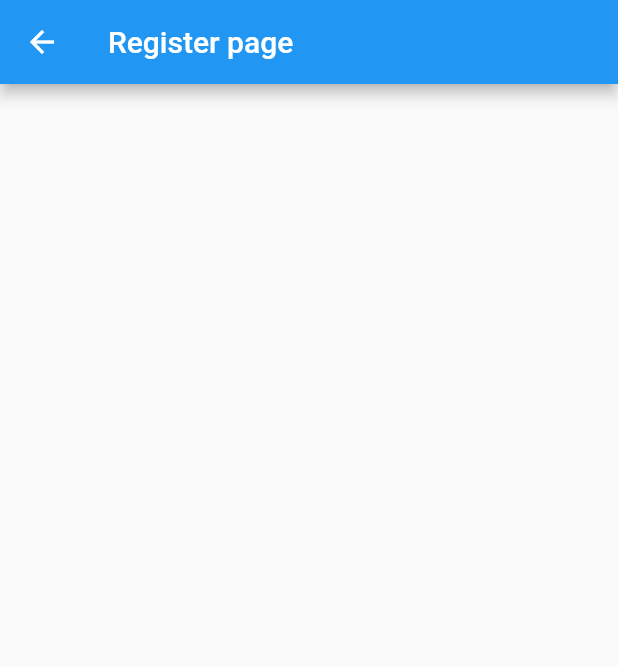
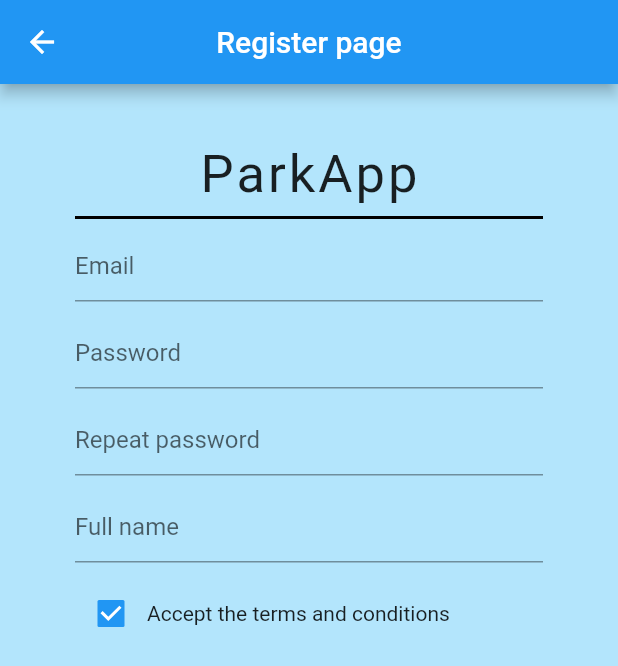
Before and after one commit to Bruseliuz/flutter_parkinggit, a Flutter app: the screen it shows after launch, after a tap on "Register", on a phone screen of 412 x 824 dp. Shown: the top 666 px of the screen. Run offline on Flutter 3.47's test engine with Material 2 defaults, Android fonts, the phone set to English and light mode, and no system bars; our stand-ins replace cloud_firestore, firebase_auth, flutter_spinkit, google_maps_flutter, location; accounts and stored records are empty.

Commit message:
Register Page

```diff
--- a/lib/register.dart
+++ b/lib/register.dart
@@ -6,11 +6,71 @@ class Register extends StatefulWidget {
 }
 
 class _RegisterState extends State<Register> {
+
+  bool checkBox = true;
+
   @override
   Widget build(BuildContext context) {
     return Scaffold(
+      backgroundColor: Colors.lightBlue[100],
       appBar: AppBar(
         title: Text('Register page'),
+        centerTitle: true
+      ),
+      body: Container(
+        padding: EdgeInsets.symmetric(vertical: 20.0, horizontal: 50.0),
+        child: Form(
+          child: Column(
+            children: <Widget>[
+              SizedBox(height: 20.0),
+              Text('ParkApp',
+              style: TextStyle(
+                fontSize: 35.0,
+                letterSpacing: 2.0,
+              ),
+              ),
+              Divider(
+                color: Colors.black,
+                thickness: 2.0,
+              ),
+              TextFormField(
+                decoration: InputDecoration(hintText: 'Email'),
+              ),
+              SizedBox(height: 10.0),
+              TextFormField(
+                decoration: InputDecoration(hintText: 'Password'),
+                obscureText: true,
+              ),
+              SizedBox(height: 10.0),
+              TextFormField(
+                decoration: InputDecoration(hintText: 'Repeat password'),
+                obscureText: true,
+              ),
+              SizedBox(height: 10.0),
+              TextFormField(
+                decoration: InputDecoration(hintText: 'Full name'),
+              ),
+              SizedBox(height: 10.0),
+              Container(
+                child: Row(
+                  children: <Widget>[
+                    Checkbox(
+                      value: checkBox,
+                      onChanged: (bool value) {
+                        setState(() {
+                          checkBox = !checkBox;
+                        });
+                      },
+                    ),
+                    Text(
+                        'Accept the terms and conditions'
+                    )
+                  ],
+                ),
+              )
+            ],
+          ),
+        )
       ),
     );
   }
--- a/lib/sign_in.dart
+++ b/lib/sign_in.dart
@@ -12,7 +12,7 @@ class _SignInState extends State<SignIn> {
     return Scaffold(
       appBar: AppBar(
         title: Text(
-          'Sign in page - Test'
+          'Sign in page'
         ),
         actions: <Widget>[
           FlatButton.icon(
```
